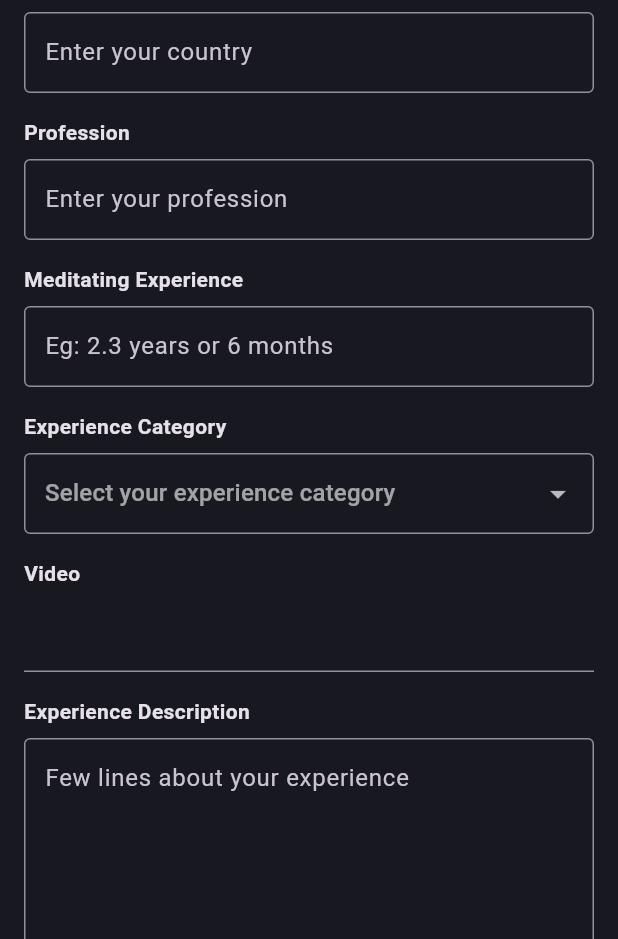
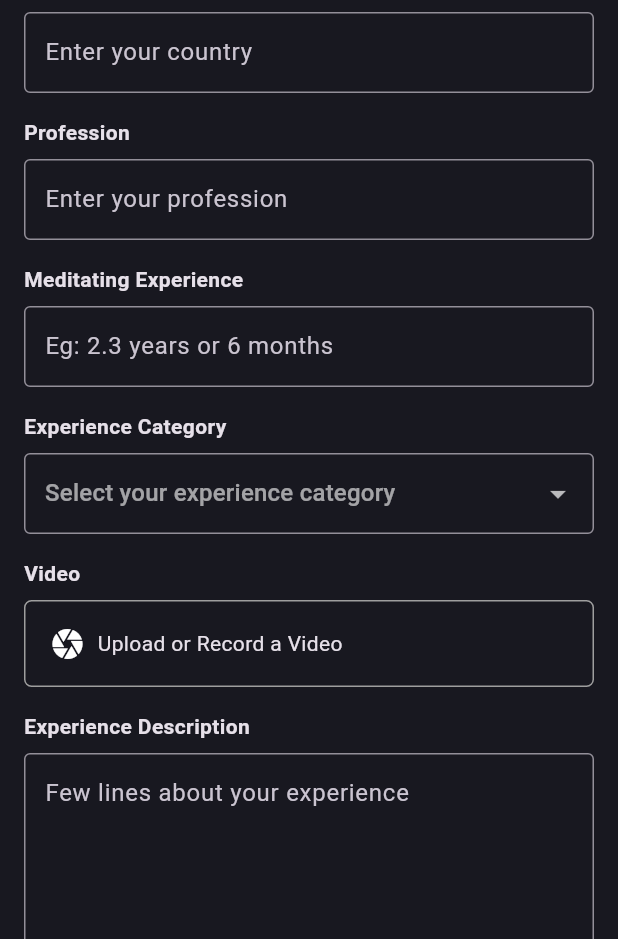
Before and after one commit to Sowbaranika1111/Experiences-Project-2, a Flutter app: the AddYoursPage screen opened by its route, on a phone screen of 412 x 824 dp, the part 297-1236 px from its top. Run offline on Flutter 3.47's test engine with Material 3 defaults, Android fonts, the phone set to English and light mode, and no system bars; our stand-ins replace shared_preferences; missing offline and left inert: universal_html; accounts and stored records are empty.

Commit message:
Implemented Dialogue box for upload section in add yours page

```diff
--- a/lib/screens/add_yours_page.dart
+++ b/lib/screens/add_yours_page.dart
@@ -1,6 +1,5 @@
 import 'package:experiences_project/pallete.dart';
-// import 'package:experiences_project/widgets/video_record_field.dart';
-// import 'package:experiences_project/widgets/video_upload_field.dart';
+import 'package:experiences_project/widgets/dialogue_box_video_rec.dart';
 import 'package:flutter/material.dart';
 
 class AddYoursPage extends StatefulWidget {
@@ -16,8 +15,19 @@ class _AddYoursPageState extends State<AddYoursPage> {
   String? experienceCategory;
   final TextEditingController countryController = TextEditingController();
   final TextEditingController professionController = TextEditingController();
-  final TextEditingController meditatingExperienceController = TextEditingController();
-  final TextEditingController experienceDescriptionController = TextEditingController();
+  final TextEditingController meditatingExperienceController =
+      TextEditingController();
+  final TextEditingController experienceDescriptionController =
+      TextEditingController();
+
+  void _showUploadRecordOption() {
+    showDialog(
+      context: context,
+      builder: (BuildContext context) {
+        return const UploadRecordOption();
+      },
+    );
+  }
 
   @override
   Widget build(BuildContext context) {
@@ -45,12 +55,25 @@ class _AddYoursPageState extends State<AddYoursPage> {
                   crossAxisAlignment: CrossAxisAlignment.stretch,
                   children: [
                     _buildFormField('Age', _buildAgeDropdown()),
-                    _buildFormField('Country', _buildTextInput(countryController, 'Enter your country')),
-                    _buildFormField('Profession', _buildTextInput(professionController, 'Enter your profession')),
-                    _buildFormField('Meditating Experience', _buildTextInput(meditatingExperienceController, 'Eg: 2.3 years or 6 months')),
-                    _buildFormField('Experience Category', _buildExperienceCategoryDropdown()),
+                    _buildFormField(
+                        'Country',
+                        _buildTextInput(
+                            countryController, 'Enter your country')),
+                    _buildFormField(
+                        'Profession',
+                        _buildTextInput(
+                            professionController, 'Enter your profession')),
+                    _buildFormField(
+                        'Meditating Experience',
+                        _buildTextInput(meditatingExperienceController,
+                            'Eg: 2.3 years or 6 months')),
+                    _buildFormField('Experience Category',
+                        _buildExperienceCategoryDropdown()),
                     _buildFormField('Video', _buildVideoUploads()),
-                    _buildFormField('Experience Description', _buildTextArea(experienceDescriptionController, 'Few lines about your experience')),
+                    _buildFormField(
+                        'Experience Description',
+                        _buildTextArea(experienceDescriptionController,
+                            'Few lines about your experience')),
                     const SizedBox(height: 20),
                     ElevatedButton(
                       onPressed: _submitForm,
@@ -92,7 +115,8 @@ class _AddYoursPageState extends State<AddYoursPage> {
         contentPadding: EdgeInsets.symmetric(horizontal: 10, vertical: 15),
       ),
       hint: const Text('Select your age range'),
-      items: <String>['below 15', '16-30', '31-45', '46-60', 'above 60'].map<DropdownMenuItem<String>>((String value) {
+      items: <String>['below 15', '16-30', '31-45', '46-60', 'above 60']
+          .map<DropdownMenuItem<String>>((String value) {
         return DropdownMenuItem<String>(
           value: value,
           child: Text(value),
@@ -113,9 +137,11 @@ class _AddYoursPageState extends State<AddYoursPage> {
       decoration: InputDecoration(
         border: const OutlineInputBorder(),
         hintText: hintText,
-        contentPadding: const EdgeInsets.symmetric(horizontal: 10, vertical: 15),
+        contentPadding:
+            const EdgeInsets.symmetric(horizontal: 10, vertical: 15),
       ),
-      validator: (value) => value == null || value.isEmpty ? 'Please enter a value' : null,
+      validator: (value) =>
+          value == null || value.isEmpty ? 'Please enter a value' : null,
     );
   }
 
@@ -128,7 +154,17 @@ class _AddYoursPageState extends State<AddYoursPage> {
         contentPadding: EdgeInsets.symmetric(horizontal: 10, vertical: 15),
       ),
       hint: const Text('Select your experience category'),
-      items: <String>['Mental Health', 'Physical Health', 'Manifestations', 'Miracles', 'Healing', 'Visions', 'Messages Received', 'Meta Physical Experiences', 'Other Experiences'].map<DropdownMenuItem<String>>((String value) {
+      items: <String>[
+        'Mental Health',
+        'Physical Health',
+        'Manifestations',
+        'Miracles',
+        'Healing',
+        'Visions',
+        'Messages Received',
+        'Meta Physical Experiences',
+        'Other Experiences'
+      ].map<DropdownMenuItem<String>>((String value) {
         return DropdownMenuItem<String>(
           value: value,
           child: Text(value),
@@ -139,12 +175,27 @@ class _AddYoursPageState extends State<AddYoursPage> {
           experienceCategory = newValue;
         });
       },
-      validator: (value) => value == null ? 'Please select an experience category' : null,
+      validator: (value) =>
+          value == null ? 'Please select an experience category' : null,
     );
   }
 
-  Widget _buildVideoUploads(){
-    return TextFormField(); //add dialogue box here
+  Widget _buildVideoUploads() {
+    return GestureDetector(
+        onTap: _showUploadRecordOption,
+        child: Container(
+            padding: const EdgeInsets.all(16.0),
+            decoration: BoxDecoration(
+              border: Border.all(color: Colors.grey),
+              borderRadius: BorderRadius.circular(5.0),
+            ),
+            child: const Row(
+              children: [
+                Icon(Icons.camera),
+                SizedBox(width:8.0),
+                Text("Upload or Record a Video"),
+              ],
+            )));
   }
 
   Widget _buildTextArea(TextEditingController controller, String hintText) {
@@ -154,9 +205,11 @@ class _AddYoursPageState extends State<AddYoursPage> {
       decoration: InputDecoration(
         border: const OutlineInputBorder(),
         hintText: hintText,
-        contentPadding: const EdgeInsets.symmetric(horizontal: 10, vertical: 15),
+        contentPadding:
+            const EdgeInsets.symmetric(horizontal: 10, vertical: 15),
       ),
-      validator: (value) => value == null || value.isEmpty ? 'Please enter a description' : null,
+      validator: (value) =>
+          value == null || value.isEmpty ? 'Please enter a description' : null,
     );
   }
 
@@ -167,9 +220,11 @@ class _AddYoursPageState extends State<AddYoursPage> {
       debugPrint('Age: $age');
       debugPrint('Country: ${countryController.text}');
       debugPrint('Profession: ${professionController.text}');
-      debugPrint('Meditating Experience: ${meditatingExperienceController.text}');
+      debugPrint(
+          'Meditating Experience: ${meditatingExperienceController.text}');
       debugPrint('Experience Category: $experienceCategory');
-      debugPrint('Experience Description: ${experienceDescriptionController.text}');
+      debugPrint(
+          'Experience Description: ${experienceDescriptionController.text}');
     }
   }
 }
```
Also changed, not shown: lib/widgets/dialogue_box_video_rec.dart (added, +83 -0 lines).
